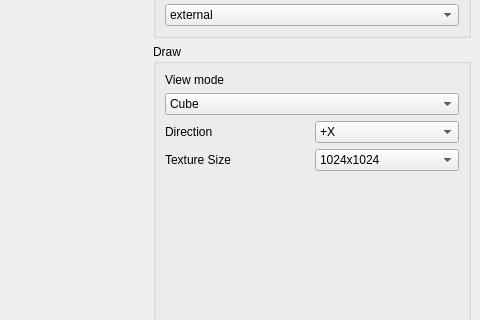
Qt form ui/MainWindow.ui (NCCA/EnvToCubeMap) before a commit; both pictures show x 492 to 972 and y 159 to 479 of the 972 by 656 pixel window.
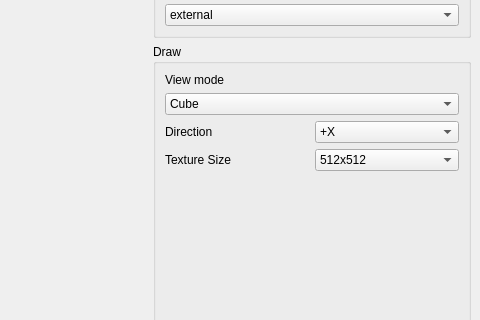
The same form after that commit.

Commit message: fully working tool now needs to be tidyed and polished

Diff of the .ui file:
```diff
--- a/ui/MainWindow.ui
+++ b/ui/MainWindow.ui
@@ -198,7 +198,7 @@
        <item row="3" column="1">
         <widget class="QComboBox" name="m_textureSize">
          <property name="currentIndex">
-          <number>1</number>
+          <number>0</number>
          </property>
          <item>
           <property name="text">
```
The commit also changes 2 other files.
